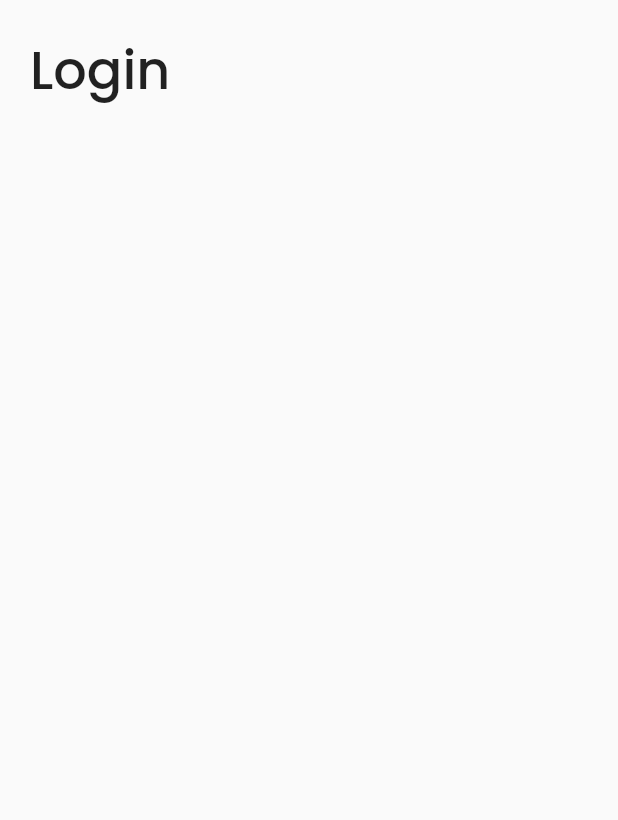
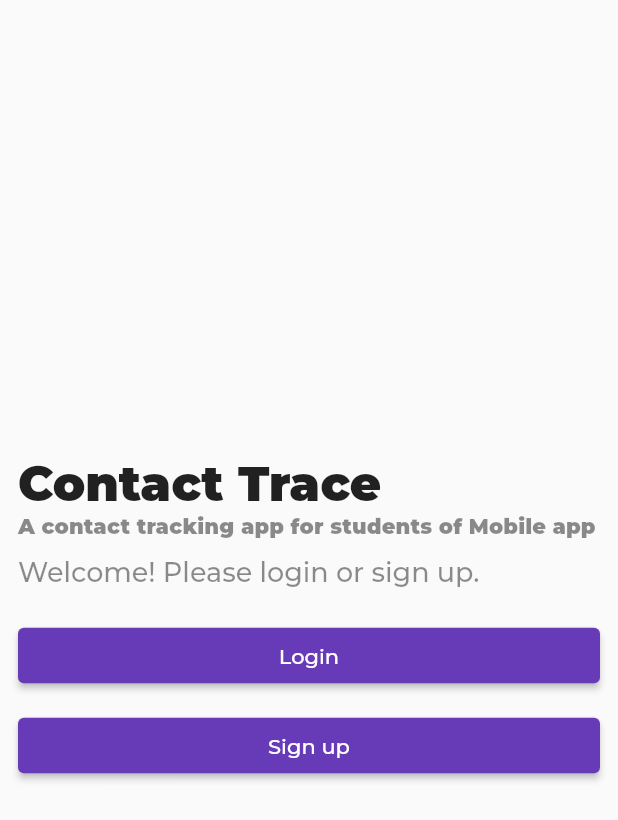
Before and after one commit to dickslomibao/contact_tracing, a Flutter app: the screen it shows after launch, on a phone screen of 412 x 824 dp. Shown: the top 820 px of the screen. Run offline on Flutter 3.47's test engine with Material 2 defaults, Android fonts, the phone set to English and light mode, and no system bars; our stand-ins replace firebase_core, google_fonts; accounts and stored records are empty.

Commit message:
may design

```diff
--- a/lib/main.dart
+++ b/lib/main.dart
@@ -1,5 +1,7 @@
+import 'package:contact_tracing/view/screens/home.dart';
 import 'package:contact_tracing/view/screens/user_login.dart';
 import 'package:flutter/material.dart';
+import 'package:google_fonts/google_fonts.dart';
 
 void main() {
   runApp(const MyApp());
@@ -12,9 +14,26 @@ class MyApp extends StatelessWidget {
     return MaterialApp(
       debugShowCheckedModeBanner: false,
       theme: ThemeData(
-        primarySwatch: Colors.blue,
+        fontFamily: GoogleFonts.montserrat().fontFamily,
+        primarySwatch: Colors.deepPurple,
+        textTheme: const TextTheme(
+          titleMedium: TextStyle(
+            fontSize: 32,
+            fontWeight: FontWeight.w900,
+          ),
+          titleSmall: TextStyle(
+            fontSize: 14,
+            fontWeight: FontWeight.w900,
+            color: Colors.black45,
+          ),
+          displayMedium: TextStyle(
+            fontSize: 18,
+            fontWeight: FontWeight.w500,
+            color: Colors.black45,
+          ),
+        ),
       ),
-      home: const UserLogin(),
+      home: const HomeScreen(),
     );
   }
 }
--- /dev/null
+++ b/lib/view/screens/home.dart
@@ -0,0 +1,57 @@
+import 'package:flutter/material.dart';
+
+class HomeScreen extends StatelessWidget {
+  const HomeScreen({super.key});
+
+  @override
+  Widget build(BuildContext context) {
+    return Scaffold(
+      body: SafeArea(
+        child: Container(
+          padding: const EdgeInsets.all(12.0),
+          child: Column(
+            crossAxisAlignment: CrossAxisAlignment.stretch,
+            mainAxisAlignment: MainAxisAlignment.center,
+            children: [
+              Text(
+                "Contact Trace",
+                style: Theme.of(context).textTheme.titleMedium,
+              ),
+              Text(
+                "A contact tracking app for students of Mobile app",
+                style: Theme.of(context).textTheme.titleSmall,
+              ),
+              const SizedBox(
+                height: 12.0,
+              ),
+              Text(
+                "Welcome! Please login or sign up.",
+                style: Theme.of(context).textTheme.displayMedium,
+              ),
+              const SizedBox(
+                height: 20.0,
+              ),
+              ElevatedButton(
+                onPressed: () {},
+                child: const Padding(
+                  padding: EdgeInsets.symmetric(vertical: 10),
+                  child: Text("Login"),
+                ),
+              ),
+              const SizedBox(
+                height: 12.0,
+              ),
+              ElevatedButton(
+                onPressed: () {},
+                child: const Padding(
+                  padding: EdgeInsets.symmetric(vertical: 10),
+                  child: Text("Sign up"),
+                ),
+              ),
+            ],
+          ),
+        ),
+      ),
+    );
+  }
+}
--- /dev/null
+++ b/lib/view/screens/register_client.dart
@@ -0,0 +1,10 @@
+import 'package:flutter/material.dart';
+
+class RegisterUser extends StatelessWidget {
+  const RegisterUser({super.key});
+
+  @override
+  Widget build(BuildContext context) {
+    return Scaffold();
+  }
+}
```
